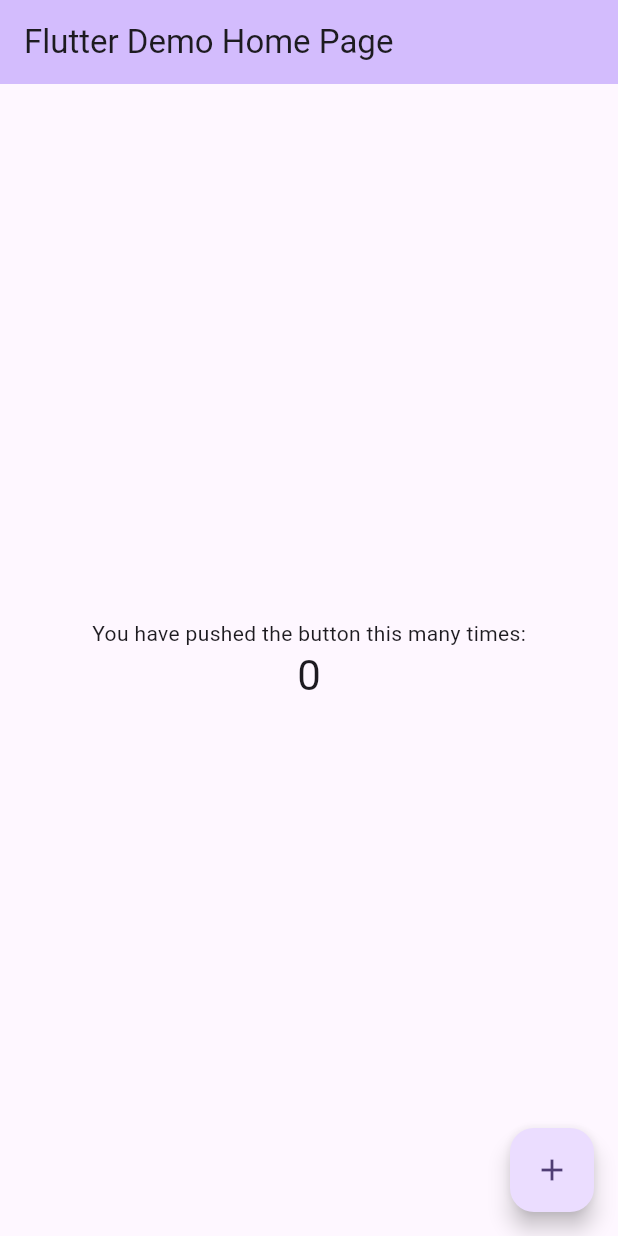
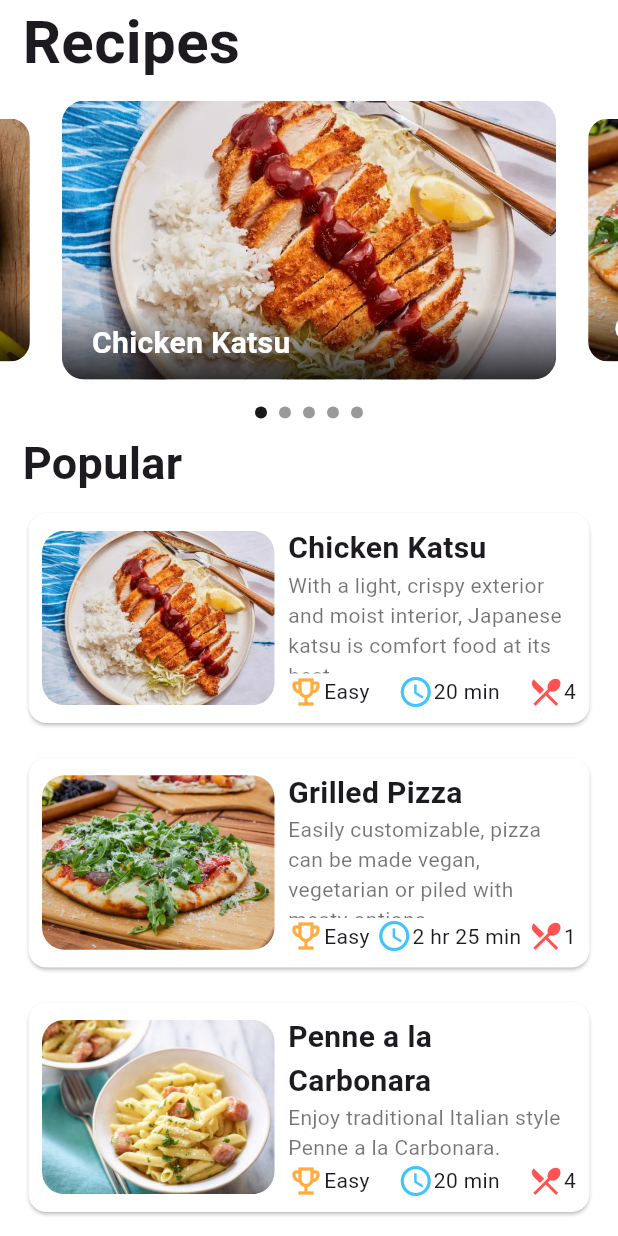
Before and after one commit to devlogio/recipes, a Flutter app: the screen it shows after launch, on a phone screen of 412 x 824 dp. Run offline on Flutter 3.47's test engine with Material 3 defaults, Android fonts, the phone set to English and light mode, and no system bars; drawn by our look-alikes of carousel_slider.

Commit message:
Adding home recipe app home screen, including carousel featured section and popular items

```diff
--- /dev/null
+++ b/lib/data/recipes.dart
@@ -0,0 +1,44 @@
+import 'package:recipes/model/recipe.dart';
+
+final List<Recipe> recipes = [
+  Recipe(
+    'images/Chicken_Katsu.webp',
+    'Chicken Katsu',
+    'With a light, crispy exterior and moist interior, Japanese katsu is comfort food at its best.',
+    'Easy',
+    '20 min',
+    '4',
+  ),
+  Recipe(
+    'images/Grilled_Vegetable_Pizza.jpeg',
+    'Grilled Pizza',
+    'Easily customizable, pizza can be made vegan, vegetarian or piled with meaty options.',
+    'Easy',
+    '2 hr 25 min',
+    '1',
+  ),
+  Recipe(
+    'images/Penne_a_la_Carbonara.jpeg',
+    'Penne a la Carbonara',
+    'Enjoy traditional Italian style Penne a la Carbonara.',
+    'Easy',
+    '20 min',
+    '4',
+  ),
+  Recipe(
+    'images/Perfect_Roast_Turkey.jpeg',
+    'Perfect Roast Turkey',
+    'Create the perfect Thanksgiving to amaze the whole family.',
+    'Easy',
+    '2 hr 30 min',
+    '8',
+  ),
+  Recipe(
+    'images/Provencal_Pork_Chops.webp',
+    'Pork Chops',
+    'Everything in this elegant-yet-easy dish cooks in one skillet, cutting down on the cleanup.',
+    'Easy',
+    '45 min',
+    '4',
+  ),
+];
--- a/lib/main.dart
+++ b/lib/main.dart
@@ -1,4 +1,5 @@
 import 'package:flutter/material.dart';
+import 'package:recipes/ui/home_view.dart';
 
 void main() {
   runApp(const MyApp());
@@ -7,46 +8,16 @@ void main() {
 class MyApp extends StatelessWidget {
   const MyApp({super.key});
 
-  // This widget is the root of your application.
   @override
   Widget build(BuildContext context) {
-    return MaterialApp(
-      title: 'Flutter Demo',
-      theme: ThemeData(
-        // This is the theme of your application.
-        //
-        // TRY THIS: Try running your application with "flutter run". You'll see
-        // the application has a purple toolbar. Then, without quitting the app,
-        // try changing the seedColor in the colorScheme below to Colors.green
-        // and then invoke "hot reload" (save your changes or press the "hot
-        // reload" button in a Flutter-supported IDE, or press "r" if you used
-        // the command line to start the app).
-        //
-        // Notice that the counter didn't reset back to zero; the application
-        // state is not lost during the reload. To reset the state, use hot
-        // restart instead.
-        //
-        // This works for code too, not just values: Most code changes can be
-        // tested with just a hot reload.
-        colorScheme: ColorScheme.fromSeed(seedColor: Colors.deepPurple),
-        useMaterial3: true,
-      ),
-      home: const MyHomePage(title: 'Flutter Demo Home Page'),
+    return const MaterialApp(
+      home: MyHomePage(title: 'Flutter Demo Home Page'),
     );
   }
 }
 
 class MyHomePage extends StatefulWidget {
   const MyHomePage({super.key, required this.title});
-
-  // This widget is the home page of your application. It is stateful, meaning
-  // that it has a State object (defined below) that contains fields that affect
-  // how it looks.
-
-  // This class is the configuration for the state. It holds the values (in this
-  // case the title) provided by the parent (in this case the App widget) and
-  // used by the build method of the State. Fields in a Widget subclass are
-  // always marked "final".
 
   final String title;
 
@@ -55,71 +26,16 @@ class MyHomePage extends StatefulWidget {
 }
 
 class _MyHomePageState extends State<MyHomePage> {
-  int _counter = 0;
-
-  void _incrementCounter() {
-    setState(() {
-      // This call to setState tells the Flutter framework that something has
-      // changed in this State, which causes it to rerun the build method below
-      // so that the display can reflect the updated values. If we changed
-      // _counter without calling setState(), then the build method would not be
-      // called again, and so nothing would appear to happen.
-      _counter++;
-    });
-  }
-
   @override
   Widget build(BuildContext context) {
-    // This method is rerun every time setState is called, for instance as done
-    // by the _incrementCounter method above.
-    //
-    // The Flutter framework has been optimized to make rerunning build methods
-    // fast, so that you can just rebuild anything that needs updating rather
-    // than having to individually change instances of widgets.
-    return Scaffold(
-      appBar: AppBar(
-        // TRY THIS: Try changing the color here to a specific color (to
-        // Colors.amber, perhaps?) and trigger a hot reload to see the AppBar
-        // change color while the other colors stay the same.
-        backgroundColor: Theme.of(context).colorScheme.inversePrimary,
-        // Here we take the value from the MyHomePage object that was created by
-        // the App.build method, and use it to set our appbar title.
-        title: Text(widget.title),
-      ),
-      body: Center(
-        // Center is a layout widget. It takes a single child and positions it
-        // in the middle of the parent.
-        child: Column(
-          // Column is also a layout widget. It takes a list of children and
-          // arranges them vertically. By default, it sizes itself to fit its
-          // children horizontally, and tries to be as tall as its parent.
-          //
-          // Column has various properties to control how it sizes itself and
-          // how it positions its children. Here we use mainAxisAlignment to
-          // center the children vertically; the main axis here is the vertical
-          // axis because Columns are vertical (the cross axis would be
-          // horizontal).
-          //
-          // TRY THIS: Invoke "debug painting" (choose the "Toggle Debug Paint"
-          // action in the IDE, or press "p" in the console), to see the
-          // wireframe for each widget.
-          mainAxisAlignment: MainAxisAlignment.center,
-          children: <Widget>[
-            const Text(
-              'You have pushed the button this many times:',
-            ),
-            Text(
-              '$_counter',
-              style: Theme.of(context).textTheme.headlineMedium,
-            ),
-          ],
+    return Container(
+      color: Colors.white,
+      child: const SafeArea(
+        child: Scaffold(
+          backgroundColor: Colors.white,
+          body: HomeView(),
         ),
       ),
-      floatingActionButton: FloatingActionButton(
-        onPressed: _incrementCounter,
-        tooltip: 'Increment',
-        child: const Icon(Icons.add),
-      ), // This trailing comma makes auto-formatting nicer for build methods.
     );
   }
 }
--- /dev/null
+++ b/lib/model/recipe.dart
@@ -0,0 +1,10 @@
+class Recipe {
+  String image;
+  String title;
+  String subTitle;
+  String difficulty;
+  String time;
+  String serving;
+
+  Recipe(this.image, this.title, this.subTitle, this.difficulty, this.time, this.serving);
+}
--- /dev/null
+++ b/lib/ui/home_view.dart
@@ -0,0 +1,140 @@
+import 'package:carousel_slider/carousel_slider.dart';
+import 'package:flutter/material.dart';
+import 'package:recipes/widgets/recipe_list_item.dart';
+
+import '../data/recipes.dart';
+
+class HomeView extends StatefulWidget {
+  const HomeView({super.key});
+
+  @override
+  State<HomeView> createState() => _HomeViewState();
+}
+
+class _HomeViewState extends State<HomeView> {
+  final CarouselSliderController _controller = CarouselSliderController();
+
+  int _current = 0;
+
+  final List<Widget> imageSliders = recipes
+      .map((item) => GestureDetector(
+            onTap: () {
+              print(item.title);
+            },
+            child: Container(
+              padding: const EdgeInsets.symmetric(vertical: 10.0),
+              child: ClipRRect(
+                  borderRadius: const BorderRadius.all(
+                    Radius.circular(15.0),
+                  ),
+                  child: Stack(
+                    children: <Widget>[
+                      Image(
+                        image: AssetImage(item.image),
+                        fit: BoxFit.cover,
+                        width: 500.0,
+                      ),
+                      Positioned(
+                        bottom: 0.0,
+                        left: 0.0,
+                        right: 0.0,
+                        child: Container(
+                          decoration: const BoxDecoration(
+                            gradient: LinearGradient(
+                              colors: [Color.fromARGB(200, 0, 0, 0), Color.fromARGB(0, 0, 0, 0)],
+                              begin: Alignment.bottomCenter,
+                              end: Alignment.topCenter,
+                            ),
+                          ),
+                          padding: const EdgeInsets.symmetric(vertical: 10.0, horizontal: 20.0),
+                          child: Text(
+                            item.title,
+                            style: const TextStyle(
+                              color: Colors.white,
+                              fontSize: 20.0,
+                              fontWeight: FontWeight.bold,
+                            ),
+                          ),
+                        ),
+                      ),
+                    ],
+                  )),
+            ),
+          ))
+      .toList();
+
+  @override
+  Widget build(BuildContext context) {
+    return ListView(
+      children: [
+        Container(
+          margin: const EdgeInsets.only(left: 15.0),
+          child: const Text(
+            "Recipes",
+            style: TextStyle(
+              fontWeight: FontWeight.bold,
+              fontSize: 40,
+            ),
+          ),
+        ),
+        Column(
+          children: [
+            CarouselSlider(
+              items: imageSliders,
+              carouselController: _controller,
+              options: CarouselOptions(
+                  autoPlay: true,
+                  enlargeCenterPage: true,
+                  aspectRatio: 2.0,
+                  onPageChanged: (index, reason) {
+                    setState(() {
+                      _current = index;
+                    });
+                  }),
+            ),
+            Row(
+              mainAxisAlignment: MainAxisAlignment.center,
+              children: recipes.asMap().entries.map((entry) {
+                return GestureDetector(
+                  onTap: () => _controller.animateToPage(entry.key),
+                  child: Container(
+                    width: 8.0,
+                    height: 8.0,
+                    margin: const EdgeInsets.symmetric(vertical: 8.0, horizontal: 4.0),
+                    decoration: BoxDecoration(
+                        shape: BoxShape.circle, color: Colors.black.withOpacity(_current == entry.key ? 0.9 : 0.4)),
+                  ),
+                );
+              }).toList(),
+            ),
+          ],
+        ),
+        Container(
+          margin: const EdgeInsets.only(left: 15.0, bottom: 8.0),
+          child: const Text(
+            "Popular",
+            style: TextStyle(
+              fontWeight: FontWeight.bold,
+              fontSize: 30,
+            ),
+          ),
+        ),
+        RecipeListItem(
+          recipe: recipes[0],
+        ),
+        RecipeListItem(
+          recipe: recipes[1],
+        ),
+        RecipeListItem(
+          recipe: recipes[2],
+        ),
+        RecipeListItem(
+          recipe: recipes[3],
+        ),
+        RecipeListItem(
+          recipe: recipes[4],
+        ),
+      ],
+    );
+  }
+}
--- /dev/null
+++ b/lib/widgets/recipe_list_item.dart
@@ -0,0 +1,94 @@
+import 'package:flutter/material.dart';
+import 'package:recipes/model/recipe.dart';
+
+class RecipeListItem extends StatelessWidget {
+  final Recipe recipe;
+  const RecipeListItem({super.key, required this.recipe});
+
+  @override
+  Widget build(BuildContext context) {
+    return Container(
+      margin: const EdgeInsets.only(left: 15.0, right: 15.0, bottom: 15.0),
+      child: Card(
+        color: Colors.white,
+        child: SizedBox(
+          height: 140,
+          child: Row(
+            children: [
+              Padding(
+                padding: const EdgeInsets.only(left: 9.0),
+                child: ClipRRect(
+                  borderRadius: const BorderRadius.all(
+                    Radius.circular(15.0),
+                  ),
+                  child: Image(
+                    image: AssetImage(recipe.image),
+                    fit: BoxFit.cover,
+                    width: 155.0,
+                  ),
+                ),
+              ),
+              Expanded(
+                child: Padding(
+                  padding: const EdgeInsets.all(9.0),
+                  child: Column(
+                    crossAxisAlignment: CrossAxisAlignment.start,
+                    children: [
+                      Text(
+                        recipe.title,
+                        style: const TextStyle(
+                          fontWeight: FontWeight.bold,
+                          fontSize: 20,
+                        ),
+                      ),
+                      Expanded(
+                        child: Text(
+                          recipe.subTitle,
+                          style: const TextStyle(
+                            color: Colors.black54,
+                          ),
+                        ),
+                      ),
+                      Row(
+                        mainAxisAlignment: MainAxisAlignment.spaceBetween,
+                        children: [
+                          Row(
+                            children: [
+                              const Icon(
+                                Icons.emoji_events_outlined,
+                                color: Colors.orangeAccent,
+                              ),
+                              Text(recipe.difficulty),
+                            ],
+                          ),
+                          Row(
+                            children: [
+                              const Icon(
+                                Icons.schedule_outlined,
+                                color: Colors.lightBlueAccent,
+                              ),
+                              Text(recipe.time),
+                            ],
+                          ),
+                          Row(
+                            children: [
+                              const Icon(
+                                Icons.restaurant_menu_outlined,
+                                color: Colors.redAccent,
+                              ),
+                              Text(recipe.serving),
+                            ],
+                          ),
+                        ],
+                      )
+                    ],
+                  ),
+                ),
+              ),
+            ],
+          ),
+        ),
+      ),
+    );
+  }
+}
--- a/pubspec.yaml
+++ b/pubspec.yaml
@@ -35,6 +35,7 @@ dependencies:
   # The following adds the Cupertino Icons font to your application.
   # Use with the CupertinoIcons class for iOS style icons.
   cupertino_icons: ^1.0.8
+  carousel_slider: ^5.0.0
 
 dev_dependencies:
   flutter_test:
@@ -59,8 +60,8 @@ flutter:
   uses-material-design: true
 
   # To add assets to your application, add an assets section, like this:
-  # assets:
-  #   - images/a_dot_burr.jpeg
+  assets:
+    - images/
   #   - images/a_dot_ham.jpeg
 
   # An image asset can refer to one or more resolution-specific "variants", see
```
Also changed, not shown: images/Chicken_Katsu.webp (added), images/Grilled_Vegetable_Pizza.jpeg (added), images/Penne_a_la_Carbonara.jpeg (added), images/Perfect_Roast_Turkey.jpeg (added), images/Provencal_Pork_Chops.webp (added), pubspec.lock.
